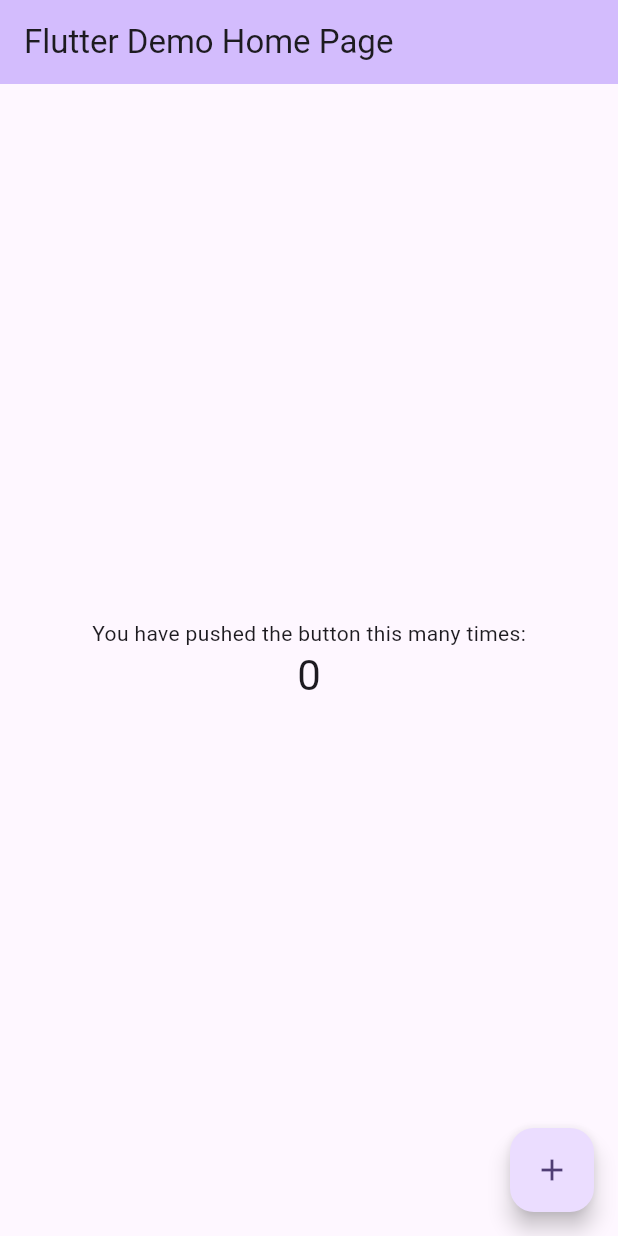
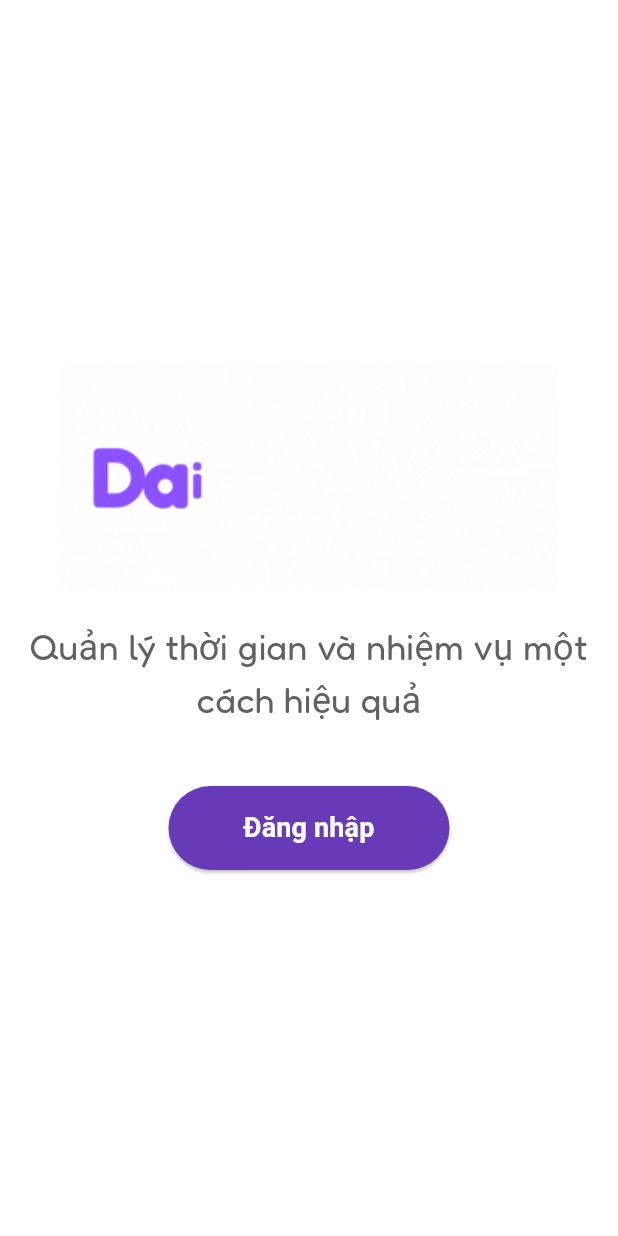
Before and after one commit to hoangphuc2702/App_Note, a Flutter app: the screen it shows after launch, on a phone screen of 412 x 824 dp. Run offline on Flutter 3.47's test engine with Material 3 defaults, Android fonts, the phone set to English and light mode, and no system bars; our stand-ins replace google_fonts.

Commit message:
welcome screen and sign in screen

```diff
--- a/lib/main.dart
+++ b/lib/main.dart
@@ -1,125 +1,30 @@
+import 'package:note_app/screens/signin_screens.dart';
 import 'package:flutter/material.dart';
 
+// Giả sử đây là màn hình Welcome
+import 'package:note_app/screens/welcome_screens.dart';
+
 void main() {
-  runApp(const MyApp());
+  runApp(const MyApp(preferences: 'Default Preferences'));
 }
 
 class MyApp extends StatelessWidget {
-  const MyApp({super.key});
+  const MyApp({super.key, required this.preferences});
 
-  // This widget is the root of your application.
+  final String preferences;
+
   @override
   Widget build(BuildContext context) {
     return MaterialApp(
-      title: 'Flutter Demo',
-      theme: ThemeData(
-        // This is the theme of your application.
-        //
-        // TRY THIS: Try running your application with "flutter run". You'll see
-        // the application has a purple toolbar. Then, without quitting the app,
-        // try changing the seedColor in the colorScheme below to Colors.green
-        // and then invoke "hot reload" (save your changes or press the "hot
-        // reload" button in a Flutter-supported IDE, or press "r" if you used
-        // the command line to start the app).
-        //
-        // Notice that the counter didn't reset back to zero; the application
-        // state is not lost during the reload. To reset the state, use hot
-        // restart instead.
-        //
-        // This works for code too, not just values: Most code changes can be
-        // tested with just a hot reload.
-        colorScheme: ColorScheme.fromSeed(seedColor: Colors.deepPurple),
-        useMaterial3: true,
-      ),
-      home: const MyHomePage(title: 'Flutter Demo Home Page'),
+      debugShowCheckedModeBanner: false,
+      title: 'App Note',
+      // Bạn có thể chọn sử dụng home hoặc initialRoute
+      home: WelcomeScreens(),
+      // initialRoute: Welcome_Screens.routeName, // Nếu bạn muốn sử dụng initialRoute, đảm bảo routeName có giá trị phù hợp
+      routes: {
+        WelcomeScreens.routeName: (context) => WelcomeScreens(),
+        LoginScreen.routeName: (context) => LoginScreen(),
+      },
     );
   }
 }
-
-class MyHomePage extends StatefulWidget {
-  const MyHomePage({super.key, required this.title});
-
-  // This widget is the home page of your application. It is stateful, meaning
-  // that it has a State object (defined below) that contains fields that affect
-  // how it looks.
-
-  // This class is the configuration for the state. It holds the values (in this
-  // case the title) provided by the parent (in this case the App widget) and
-  // used by the build method of the State. Fields in a Widget subclass are
-  // always marked "final".
-
-  final String title;
-
-  @override
-  State<MyHomePage> createState() => _MyHomePageState();
-}
-
-class _MyHomePageState extends State<MyHomePage> {
-  int _counter = 0;
-
-  void _incrementCounter() {
-    setState(() {
-      // This call to setState tells the Flutter framework that something has
-      // changed in this State, which causes it to rerun the build method below
-      // so that the display can reflect the updated values. If we changed
-      // _counter without calling setState(), then the build method would not be
-      // called again, and so nothing would appear to happen.
-      _counter++;
-    });
-  }
-
-  @override
-  Widget build(BuildContext context) {
-    // This method is rerun every time setState is called, for instance as done
-    // by the _incrementCounter method above.
-    //
-    // The Flutter framework has been optimized to make rerunning build methods
-    // fast, so that you can just rebuild anything that needs updating rather
-    // than having to individually change instances of widgets.
-    return Scaffold(
-      appBar: AppBar(
-        // TRY THIS: Try changing the color here to a specific color (to
-        // Colors.amber, perhaps?) and trigger a hot reload to see the AppBar
-        // change color while the other colors stay the same.
-        backgroundColor: Theme.of(context).colorScheme.inversePrimary,
-        // Here we take the value from the MyHomePage object that was created by
-        // the App.build method, and use it to set our appbar title.
-        title: Text(widget.title),
-      ),
-      body: Center(
-        // Center is a layout widget. It takes a single child and positions it
-        // in the middle of the parent.
-        child: Column(
-          // Column is also a layout widget. It takes a list of children and
-          // arranges them vertically. By default, it sizes itself to fit its
-          // children horizontally, and tries to be as tall as its parent.
-          //
-          // Column has various properties to control how it sizes itself and
-          // how it positions its children. Here we use mainAxisAlignment to
-          // center the children vertically; the main axis here is the vertical
-          // axis because Columns are vertical (the cross axis would be
-          // horizontal).
-          //
-          // TRY THIS: Invoke "debug painting" (choose the "Toggle Debug Paint"
-          // action in the IDE, or press "p" in the console), to see the
-          // wireframe for each widget.
-          mainAxisAlignment: MainAxisAlignment.center,
-          children: <Widget>[
-            const Text(
-              'You have pushed the button this many times:',
-            ),
-            Text(
-              '$_counter',
-              style: Theme.of(context).textTheme.headlineMedium,
-            ),
-          ],
-        ),
-      ),
-      floatingActionButton: FloatingActionButton(
-        onPressed: _incrementCounter,
-        tooltip: 'Increment',
-        child: const Icon(Icons.add),
-      ), // This trailing comma makes auto-formatting nicer for build methods.
-    );
-  }
-}
--- /dev/null
+++ b/lib/screens/welcome_screens.dart
@@ -0,0 +1,68 @@
+import 'package:note_app/screens/signin_screens.dart';
+import 'package:flutter/material.dart';
+import 'package:google_fonts/google_fonts.dart';
+
+class WelcomeScreens extends StatefulWidget {
+  const WelcomeScreens({Key? key}) : super(key: key);
+  static const routeName = 'Welcome';
+
+  @override
+  State<WelcomeScreens> createState() => _WelcomeScreensState();
+}
+
+class _WelcomeScreensState extends State<WelcomeScreens> {
+  @override
+  Widget build(BuildContext context) {
+    return Scaffold(
+      backgroundColor: Colors.white, // Màu nền trắng nhẹ nhàng
+      body: SafeArea(
+        child: Column(
+          mainAxisAlignment: MainAxisAlignment.center,
+          crossAxisAlignment: CrossAxisAlignment.center,
+          children: [
+            Padding(
+              padding: const EdgeInsets.symmetric(horizontal: 40),
+              child: Image.asset(
+                'assets/images/logo.gif',
+                height: 150,
+                fit: BoxFit.cover,
+              ),
+            ),
+            SizedBox(height: 20),
+
+            Text(
+              'Quản lý thời gian và nhiệm vụ một cách hiệu quả',
+              style: GoogleFonts.fredoka(
+                fontSize: 24,
+                color: Colors.grey.shade700,
+              ),
+              textAlign: TextAlign.center,
+            ),
+            SizedBox(height: 40),
+
+            ElevatedButton(
+              onPressed: () {
+                Navigator.pushNamed(context, LoginScreen.routeName);
+              },
+              style: ElevatedButton.styleFrom(
+                padding: EdgeInsets.symmetric(horizontal: 50, vertical: 15),
+                backgroundColor: Colors.deepPurple,
+                shape: RoundedRectangleBorder(
+                  borderRadius: BorderRadius.circular(30),
+                ),
+              ),
+              child: Text(
+                'Đăng nhập',
+                style: TextStyle(
+                  fontSize: 18,
+                  fontWeight: FontWeight.bold,
+                  color: Colors.white,
+                ),
+              ),
+            ),
+          ],
+        ),
+      ),
+    );
+  }
+}
```
Also changed, not shown: lib/screens/signin_screens.dart (added, +89 -0 lines), pubspec.yaml (+5 -69 lines), assets/images/logo.gif (added), 1 other file.
